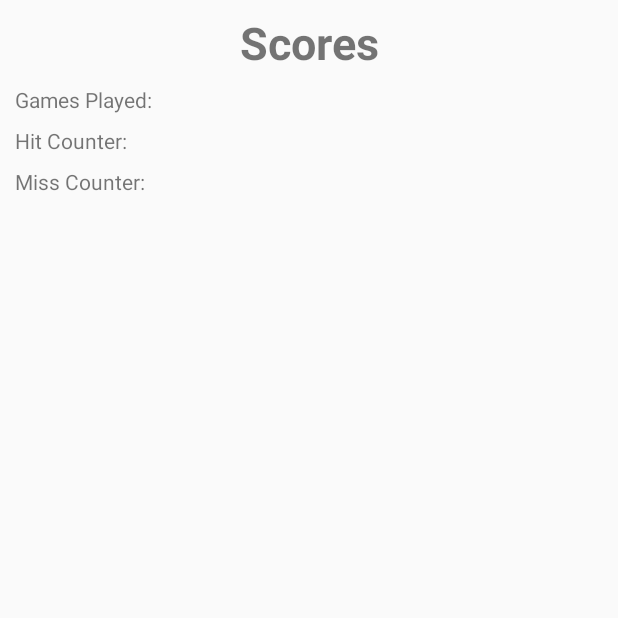
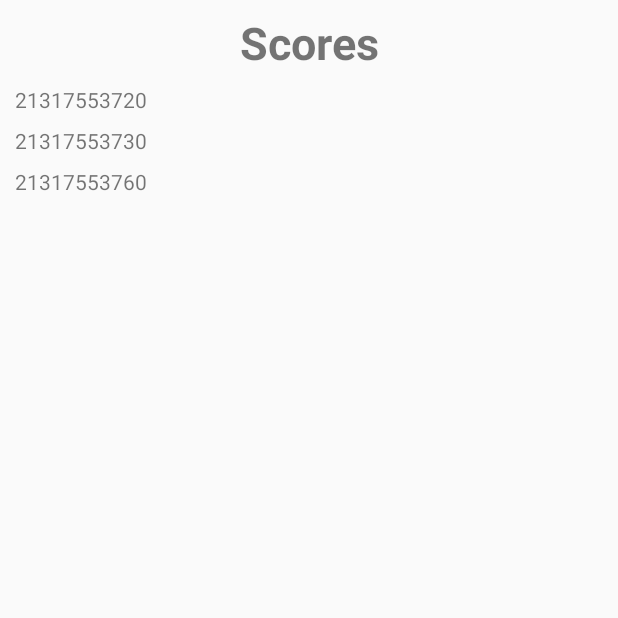
Before and after one commit to YasseenSemlali/AndroidMatchGame, an Android app: the ScoresActivity screen opened directly, with no data from a screen before it, on a phone screen of 412 x 824 dp, the top half of it. Run offline under Robolectric (Android 15) with nearby library versions, the phone set to English and light mode, and no system bars.

Commit message:
added the basic logic for appending the counters to the text in the ScoresActivity

```diff
--- a/app/src/main/java/com/android/matchyassenmichael/MainActivity.kt
+++ b/app/src/main/java/com/android/matchyassenmichael/MainActivity.kt
@@ -14,6 +14,7 @@ import android.widget.Button
  * @version 2019
  *
  * TODO: add logging
+ * TODO: add shared preferences game counter
  */
 class MainActivity : AppCompatActivity() {
     protected var gameCounter = 0
--- a/app/src/main/java/com/android/matchyassenmichael/ScoresActivity.kt
+++ b/app/src/main/java/com/android/matchyassenmichael/ScoresActivity.kt
@@ -2,11 +2,35 @@ package com.android.matchyassenmichael
 
 import androidx.appcompat.app.AppCompatActivity
 import android.os.Bundle
+import android.widget.TextView
 
+/**
+ * Assignment 1: Match Game Assignment
+ * This class handles the Scores activity and will show the scores of the player
+ *
+ * @author Michael Mishin
+ * @version 2019
+ *
+ * TODO: add shared preferences for the values
+ */
 class ScoresActivity : AppCompatActivity() {
+    private var gameCounter = 0
+    private var hitCounter = 0
+    private var missCounter = 0
 
     override fun onCreate(savedInstanceState: Bundle?) {
         super.onCreate(savedInstanceState)
         setContentView(R.layout.activity_scores)
+
+        // getting all the references for counters
+        val gameCounterTxt = findViewById<TextView>(R.id.gamesPlayedCounterTxt)
+        val hitCounterTxt = findViewById<TextView>(R.id.hitCounterTxt)
+        val missCounterTxt = findViewById<TextView>(R.id.missCounterTxt)
+
+        // appending the values to the text references
+        gameCounterTxt.text = R.string.games_played.toString() + "$gameCounter"
+        hitCounterTxt.text = R.string.hit_counter.toString() + "$hitCounter"
+        missCounterTxt.text = R.string.miss_counter.toString() + "$missCounter"
+
     }
 }
```
